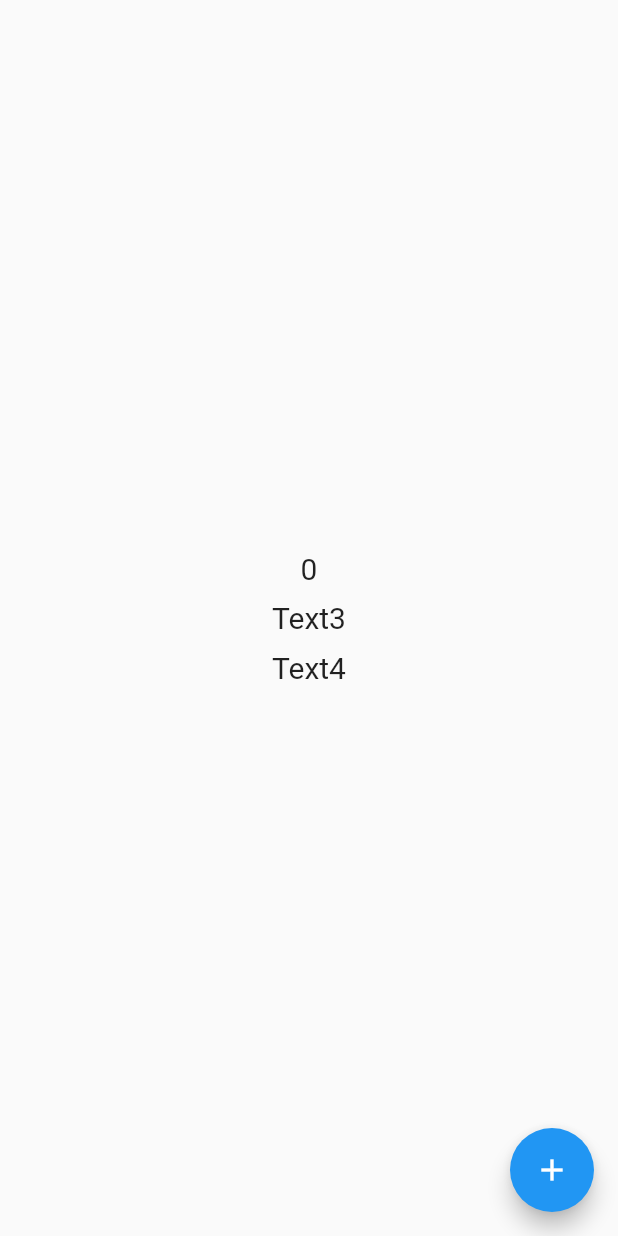
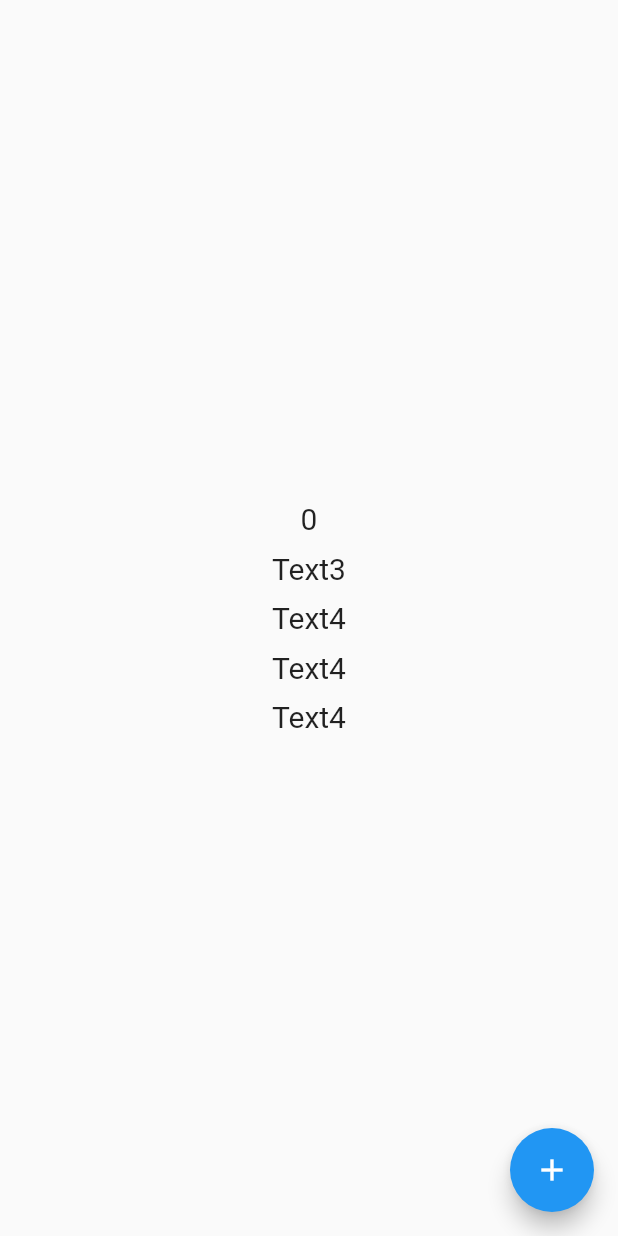
Before and after one commit to LaithMohammad99/TestProvider, a Flutter app: the screen it shows after launch, on a phone screen of 412 x 824 dp. Run offline on Flutter 3.47's test engine with Material 2 defaults, Android fonts, the phone set to English and light mode, and no system bars.

Commit message:
upadte provider

```diff
--- a/lib/main.dart
+++ b/lib/main.dart
@@ -1,6 +1,3 @@
-import 'dart:io';
-
-import 'dart:math';
 
 import 'package:flutter/cupertino.dart';
 import 'package:flutter/material.dart';
@@ -38,6 +35,10 @@ class Counter extends StatelessWidget {
             SizedBox(height: 10,),
             Text('Text4',style: TextStyle(fontSize: 20),),
             SizedBox(height: 10,),
+            Text('Text4',style: TextStyle(fontSize: 20),),
+            SizedBox(height: 10,),
+            Text('Text4',style: TextStyle(fontSize: 20),),
+            SizedBox(height: 10,),
           ],
         ),
       ),
```
